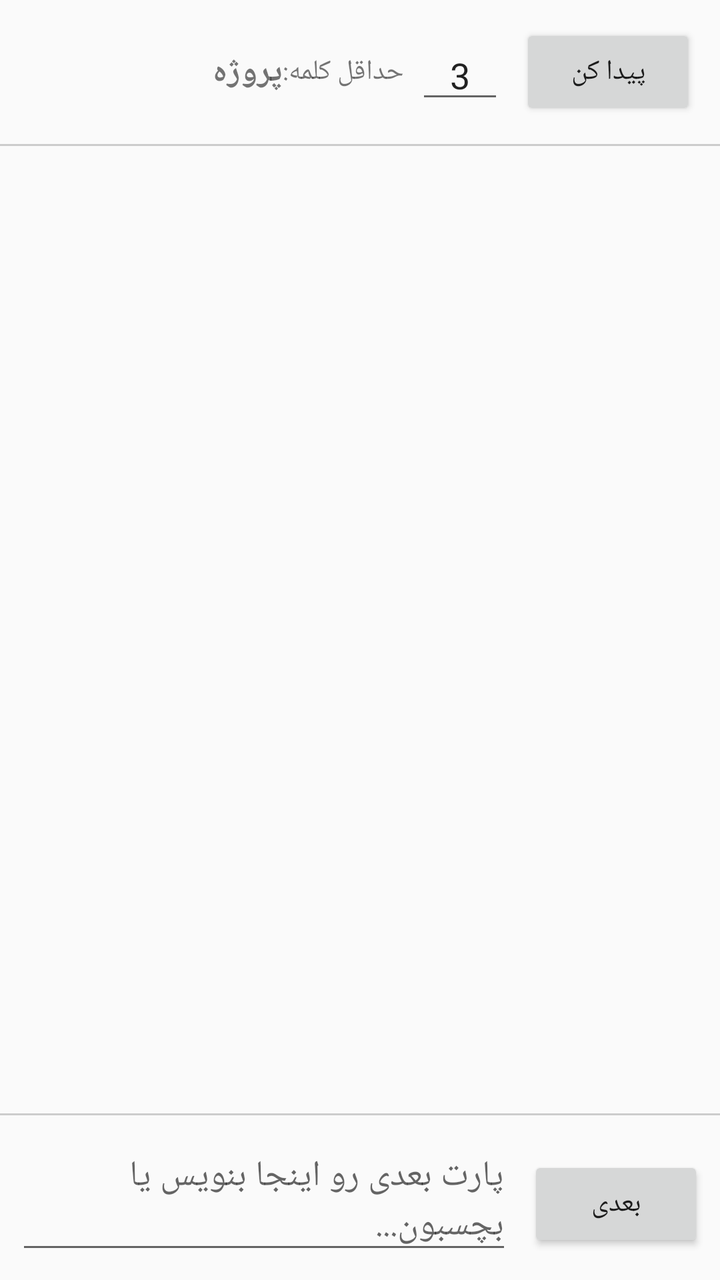
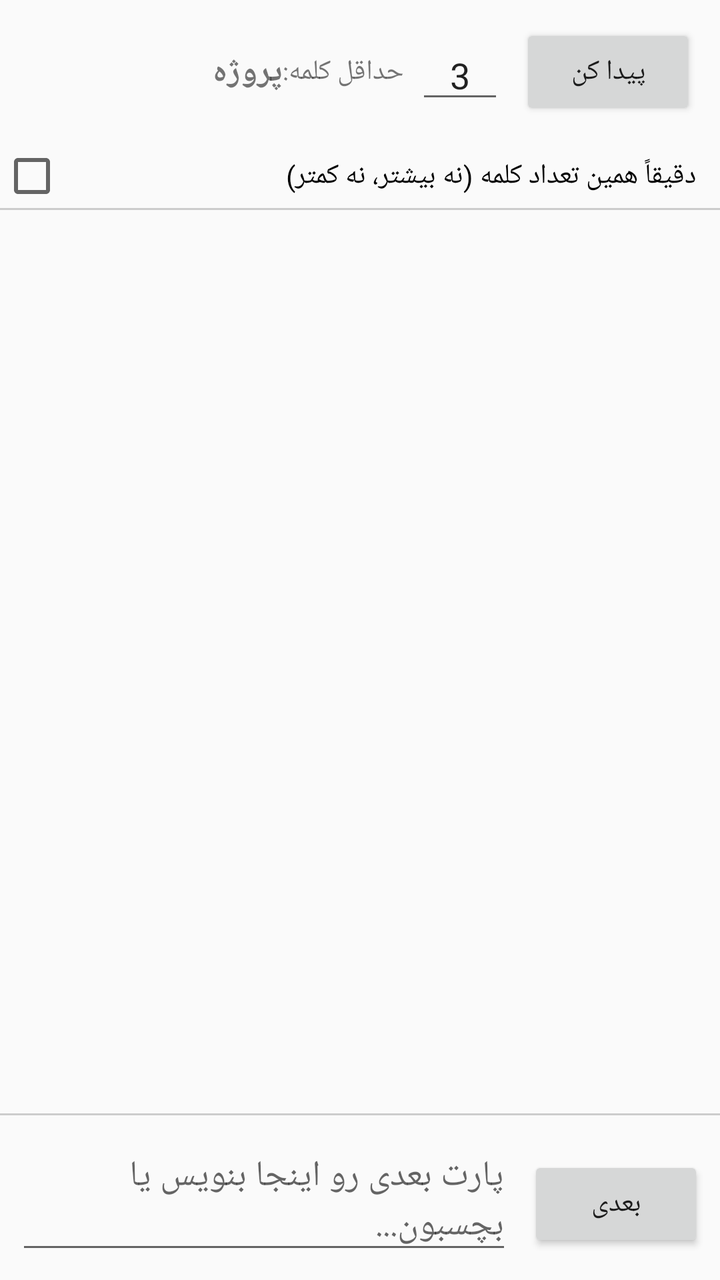

Compare the two renders of this Android layout. The source of the first and the diff that turns it into the second are given below.
<!-- AndroidManifest.xml: application theme Theme.AppCompat.Light -->
<!-- res/layout/activity_overlap_project.xml -->
<?xml version="1.0" encoding="utf-8"?>
<LinearLayout xmlns:android="http://schemas.android.com/apk/res/android"
    android:layout_width="match_parent"
    android:layout_height="match_parent"
    android:orientation="vertical">

    <LinearLayout
        android:layout_width="match_parent"
        android:layout_height="wrap_content"
        android:orientation="horizontal"
        android:gravity="center_vertical"
        android:padding="12dp">

        <TextView
            android:id="@+id/txtProjectName"
            android:layout_width="0dp"
            android:layout_height="wrap_content"
            android:layout_weight="1"
            android:textStyle="bold"
            android:textSize="17sp"
            android:text="پروژه" />

        <TextView
            android:layout_width="wrap_content"
            android:layout_height="wrap_content"
            android:layout_marginEnd="6dp"
            android:text="حداقل کلمه:" />

        <EditText
            android:id="@+id/edtMinLength"
            android:layout_width="44dp"
            android:layout_height="wrap_content"
            android:inputType="number"
            android:gravity="center"
            android:text="3" />

        <Button
            android:id="@+id/btnFindOverlap"
            android:layout_width="wrap_content"
            android:layout_height="wrap_content"
            android:layout_marginStart="8dp"
            android:text="پیدا کن" />
    </LinearLayout>

    <ProgressBar
        android:id="@+id/progressBarOverlap"
        android:layout_width="wrap_content"
        android:layout_height="wrap_content"
        android:layout_gravity="center"
        android:layout_marginBottom="8dp"
        android:visibility="gone" />

    <View
        android:layout_width="match_parent"
        android:layout_height="1dp"
        android:background="#CCCCCC" />

    <ScrollView
        android:id="@+id/scrollRoot"
        android:layout_width="match_parent"
        android:layout_height="0dp"
        android:layout_weight="1">

        <LinearLayout
            android:layout_width="match_parent"
            android:layout_height="wrap_content"
            android:orientation="vertical"
            android:padding="12dp">

            <LinearLayout
                android:id="@+id/chatContainer"
                android:layout_width="match_parent"
                android:layout_height="wrap_content"
                android:orientation="vertical" />

            <View
                android:id="@+id/resultsDivider"
                android:layout_width="match_parent"
                android:layout_height="1dp"
                android:background="#CCCCCC"
                android:layout_marginVertical="16dp"
                android:visibility="gone" />

            <TextView
                android:id="@+id/resultsHeading"
                android:layout_width="match_parent"
                android:layout_height="wrap_content"
                android:text="نتیجه"
                android:textStyle="bold"
                android:textSize="18sp"
                android:paddingBottom="8dp"
                android:visibility="gone" />

            <LinearLayout
                android:id="@+id/resultsContainer"
                android:layout_width="match_parent"
                android:layout_height="wrap_content"
                android:orientation="vertical" />

        </LinearLayout>
    </ScrollView>

    <View
        android:layout_width="match_parent"
        android:layout_height="1dp"
        android:background="#CCCCCC" />

    <LinearLayout
        android:layout_width="match_parent"
        android:layout_height="wrap_content"
        android:orientation="horizontal"
        android:padding="8dp"
        android:gravity="bottom">

        <EditText
            android:id="@+id/edtPartInput"
            android:layout_width="0dp"
            android:layout_height="wrap_content"
            android:layout_weight="1"
            android:minLines="1"
            android:maxLines="6"
            android:hint="پارت بعدی رو اینجا بنویس یا بچسبون..." />

        <Button
            android:id="@+id/btnNextPart"
            android:layout_width="wrap_content"
            android:layout_height="wrap_content"
            android:layout_marginStart="8dp"
            android:text="بعدی" />
    </LinearLayout>

</LinearLayout>
<!-- resources referenced by this layout -->
<resources>

</resources>

<!-- the commit's change to res/layout/activity_overlap_project.xml (unified diff, before → after) -->
@@ -41,6 +41,13 @@
             android:layout_marginStart="8dp"
             android:text="پیدا کن" />
     </LinearLayout>
+
+    <CheckBox
+        android:id="@+id/chkExactCount"
+        android:layout_width="match_parent"
+        android:layout_height="wrap_content"
+        android:paddingHorizontal="12dp"
+        android:text="دقیقاً همین تعداد کلمه (نه بیشتر، نه کمتر)" />
 
     <ProgressBar
         android:id="@+id/progressBarOverlap"
